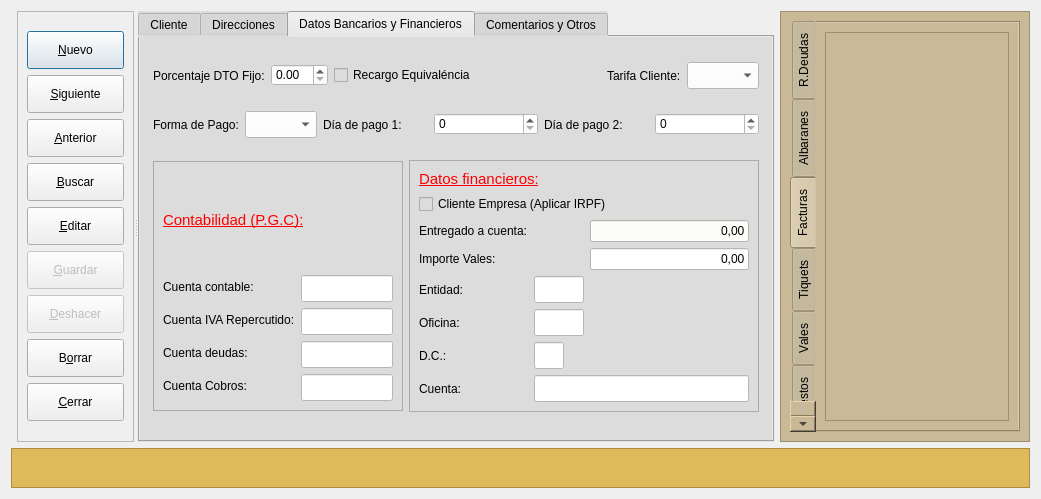
Qt form frmClientes.ui (arcnexus/RedFoX) before a commit.
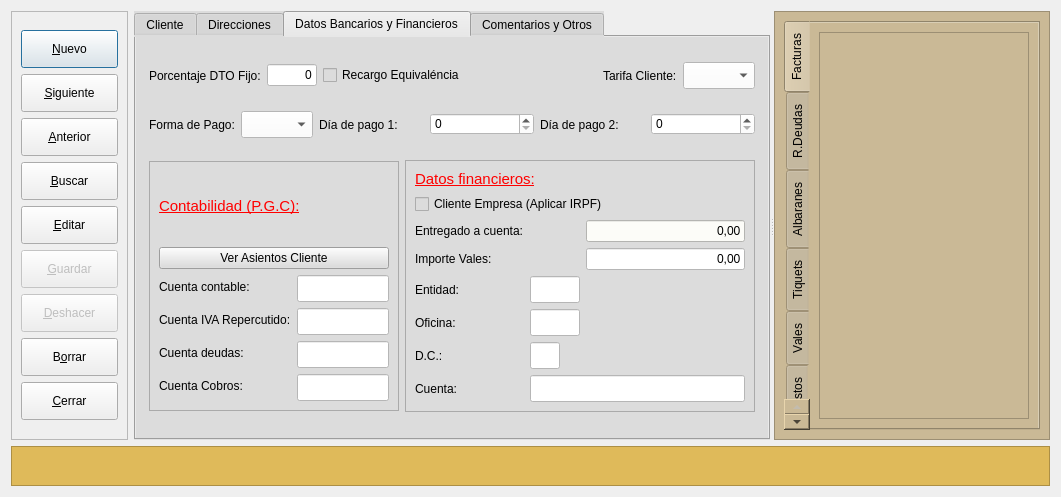
The same form after that commit. The open tabs and pages were chosen to show the change. Icons and pictures are not drawn.

Commit message: varios Codigo cliente automatico Desplazamiento ficha cliente nuevos campos ficha empresa

What changed in the file:
```diff
--- a/frmClientes.ui
+++ b/frmClientes.ui
@@ -9,8 +9,8 @@
    <rect>
     <x>0</x>
     <y>0</y>
-    <width>1038</width>
-    <height>499</height>
+    <width>1061</width>
+    <height>497</height>
    </rect>
   </property>
   <property name="baseSize">
@@ -34,29 +34,6 @@
   </property>
   <layout class="QGridLayout" name="gridLayout_3">
    <item row="0" column="0">
-    <layout class="QHBoxLayout" name="horizontalLayout_4">
-     <item>
-      <layout class="QVBoxLayout" name="verticalLayout_2">
-       <item>
-        <widget class="QFrame" name="frame_2">
-         <property name="frameShape">
-          <enum>QFrame::StyledPanel</enum>
-         </property>
-         <property name="frameShadow">
-          <enum>QFrame::Raised</enum>
-         </property>
-        </widget>
-       </item>
-      </layout>
-     </item>
-     <item>
-      <widget class="QSplitter" name="splitter">
-       <property name="orientation">
-        <enum>Qt::Horizontal</enum>
-       </property>
-       <widget class="QWidget" name="layoutWidget">
-        <layout class="QVBoxLayout" name="verticalLayout">
-         <item>
           <widget class="QFrame" name="frame_3">
            <property name="sizePolicy">
             <sizepolicy hsizetype="Minimum" vsizetype="Minimum">
@@ -249,8 +226,11 @@
            </layout>
           </widget>
          </item>
-        </layout>
-       </widget>
+   <item row="0" column="1">
+    <widget class="QSplitter" name="splitter">
+     <property name="orientation">
+      <enum>Qt::Horizontal</enum>
+     </property>
        <widget class="QTabWidget" name="tabWidget">
         <property name="sizePolicy">
          <sizepolicy hsizetype="Maximum" vsizetype="Expanding">
@@ -1511,7 +1491,7 @@
              <enum>QFrame::Raised</enum>
             </property>
             <layout class="QGridLayout" name="gridLayout_16">
-             <item row="1" column="0">
+           <item row="2" column="0">
               <layout class="QFormLayout" name="formLayout">
                <item row="0" column="0">
                 <widget class="QLabel" name="label_71">
@@ -1602,6 +1582,13 @@
                </property>
               </widget>
              </item>
+           <item row="1" column="0">
+            <widget class="QPushButton" name="pushButton">
+             <property name="text">
+              <string>Ver Asientos Cliente</string>
+             </property>
+            </widget>
+           </item>
             </layout>
            </widget>
           </item>
@@ -1641,10 +1628,22 @@
                </widget>
               </item>
               <item>
-               <widget class="QDoubleSpinBox" name="txtnPorcDtoCliente">
+             <widget class="QLineEdit" name="txtnPorcDtoCliente">
+              <property name="maximumSize">
+               <size>
+                <width>50</width>
+                <height>16777215</height>
+               </size>
+              </property>
                 <property name="styleSheet">
                  <string notr="true">background-color: rgb(255, 255, 255);</string>
                 </property>
+              <property name="text">
+               <string>0</string>
+              </property>
+              <property name="alignment">
+               <set>Qt::AlignRight|Qt::AlignTrailing|Qt::AlignVCenter</set>
+              </property>
                </widget>
               </item>
              </layout>
@@ -2238,9 +2237,6 @@
          </layout>
         </widget>
        </widget>
-      </widget>
-     </item>
-     <item>
       <widget class="QFrame" name="frame">
        <property name="minimumSize">
         <size>
@@ -2250,7 +2246,7 @@
        </property>
        <property name="maximumSize">
         <size>
-         <width>350</width>
+        <width>450</width>
          <height>16777215</height>
         </size>
        </property>
@@ -2266,6 +2262,12 @@
        <layout class="QGridLayout" name="gridLayout_6">
         <item row="0" column="0">
          <widget class="QTabWidget" name="tabWidget_2">
+         <property name="maximumSize">
+          <size>
+           <width>450</width>
+           <height>16777215</height>
+          </size>
+         </property>
           <property name="palette">
            <palette>
             <active>
@@ -2693,6 +2695,16 @@
           <property name="movable">
            <bool>true</bool>
           </property>
+         <widget class="QWidget" name="tab_Facturas">
+          <attribute name="title">
+           <string>Facturas</string>
+          </attribute>
+          <layout class="QGridLayout" name="gridLayout_11">
+           <item row="0" column="0">
+            <widget class="QTableView" name="tablaFacturas"/>
+           </item>
+          </layout>
+         </widget>
           <widget class="QWidget" name="tab_4">
            <attribute name="title">
             <string>R.Deudas</string>
@@ -2727,16 +2739,6 @@
             </item>
            </layout>
           </widget>
-          <widget class="QWidget" name="tab_Facturas">
-           <attribute name="title">
-            <string>Facturas</string>
-           </attribute>
-           <layout class="QGridLayout" name="gridLayout_11">
-            <item row="0" column="0">
-             <widget class="QTableView" name="tableView_4"/>
-            </item>
-           </layout>
-          </widget>
           <widget class="QWidget" name="tab_11">
            <attribute name="title">
             <string>Tiquets</string>
@@ -2771,10 +2773,9 @@
         </item>
        </layout>
       </widget>
-     </item>
-    </layout>
-   </item>
-   <item row="1" column="0">
+    </widget>
+   </item>
+   <item row="1" column="0" colspan="2">
     <widget class="QFrame" name="frame_4">
      <property name="sizePolicy">
       <sizepolicy hsizetype="Preferred" vsizetype="Maximum">
```
Left out of the diff: 489 changed lines with no effect on the pictures. Lines whose indentation alone changed are shown as unchanged. The commit also changes 13 other files.
